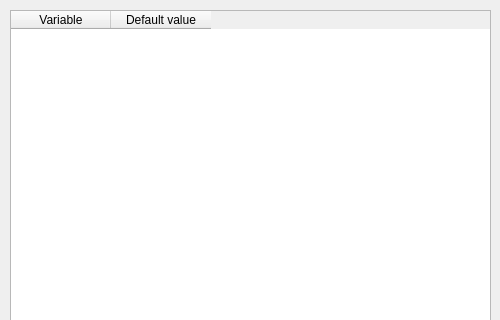
Old version of the form vardefiner.ui in the repository LoxoSoftware/FreeGM; both pictures show x 0 to 500 and y 0 to 320 of the 500 by 500 pixel window.
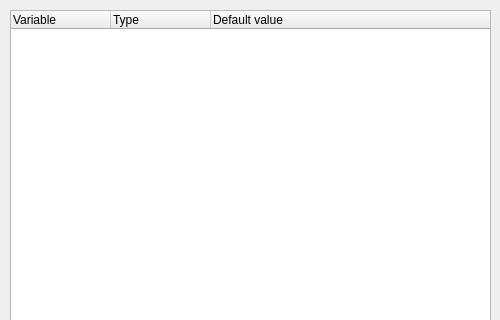
New version of the form. Icons and pictures are not drawn.

Commit message: Added variable type support to vardefiner and the object class

Patch:
```diff
--- a/vardefiner.ui
+++ b/vardefiner.ui
@@ -34,6 +34,9 @@
      <height>431</height>
     </rect>
    </property>
+   <attribute name="horizontalHeaderStretchLastSection">
+    <bool>true</bool>
+   </attribute>
    <attribute name="verticalHeaderVisible">
     <bool>false</bool>
    </attribute>
@@ -44,11 +47,25 @@
     <property name="text">
      <string>Variable</string>
     </property>
+    <property name="textAlignment">
+     <set>AlignLeading|AlignVCenter</set>
+    </property>
+   </column>
+   <column>
+    <property name="text">
+     <string>Type</string>
+    </property>
+    <property name="textAlignment">
+     <set>AlignLeading|AlignVCenter</set>
+    </property>
    </column>
    <column>
     <property name="text">
      <string>Default value</string>
     </property>
+    <property name="textAlignment">
+     <set>AlignLeading|AlignVCenter</set>
+    </property>
    </column>
   </widget>
   <widget class="QPushButton" name="btnOk">
```
The commit also changes 2 other files.
